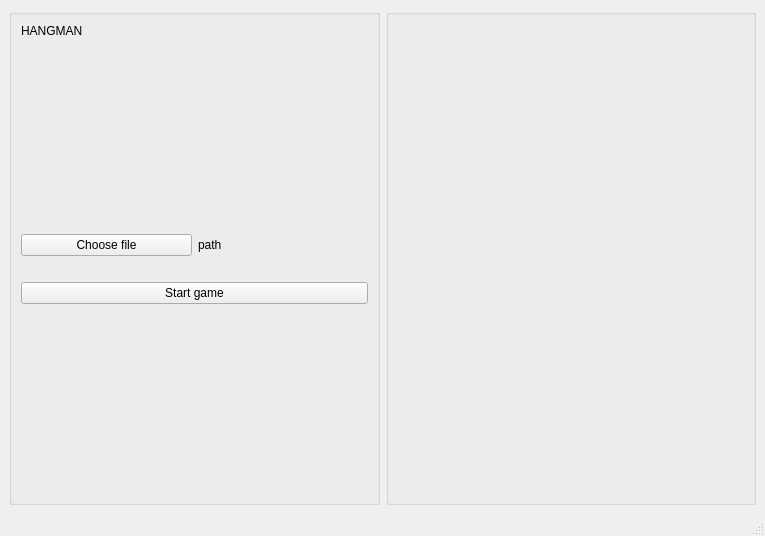
Above: QtHangman/mainwindow.ui from xanderaerts/QtHangman before the change. Below: the same form after it.
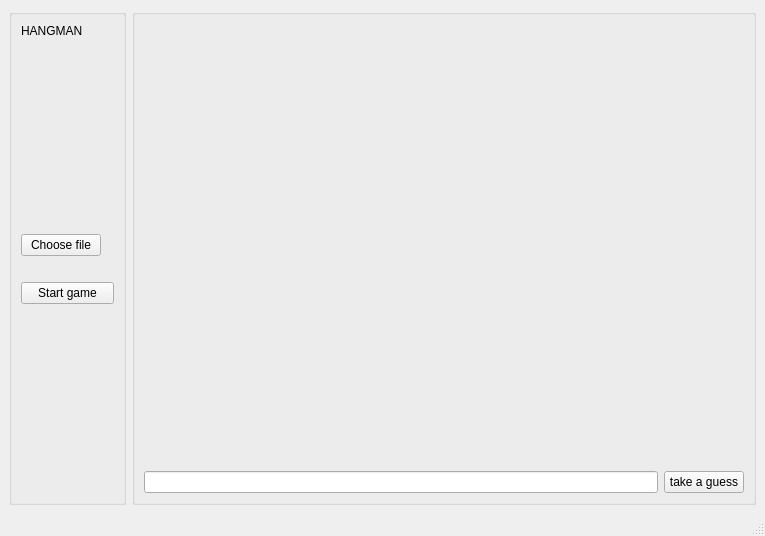
That is the form after the change.

What changed in the file:
```diff
--- a/QtHangman/mainwindow.ui
+++ b/QtHangman/mainwindow.ui
@@ -55,7 +55,7 @@
            <item>
             <widget class="QLabel" name="label_fileName">
              <property name="text">
-              <string>path</string>
+              <string/>
              </property>
             </widget>
            </item>
@@ -98,6 +98,25 @@
       <property name="title">
        <string/>
       </property>
+      <layout class="QVBoxLayout" name="verticalLayout_3">
+       <item>
+        <widget class="QWidget" name="widget_labels" native="true"/>
+       </item>
+       <item>
+        <layout class="QHBoxLayout" name="horizontalLayout_3">
+         <item>
+          <widget class="QLineEdit" name="lineEdit_guess"/>
+         </item>
+         <item>
+          <widget class="QPushButton" name="pushButton">
+           <property name="text">
+            <string>take a guess</string>
+           </property>
+          </widget>
+         </item>
+        </layout>
+       </item>
+      </layout>
      </widget>
     </item>
    </layout>
```
